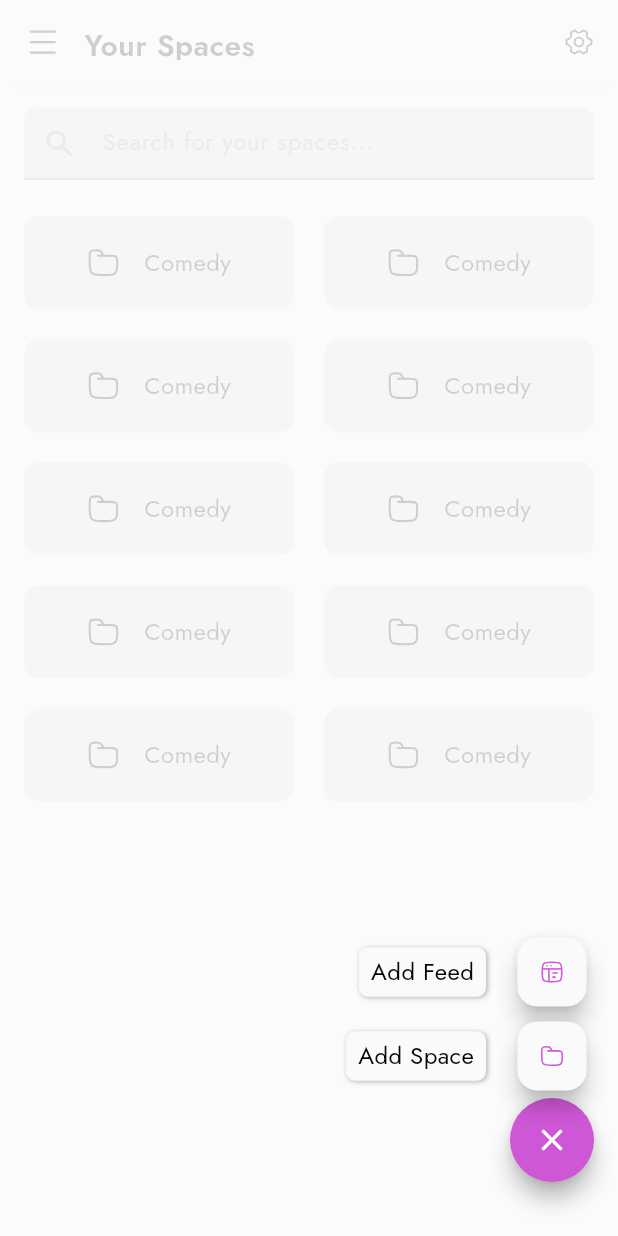
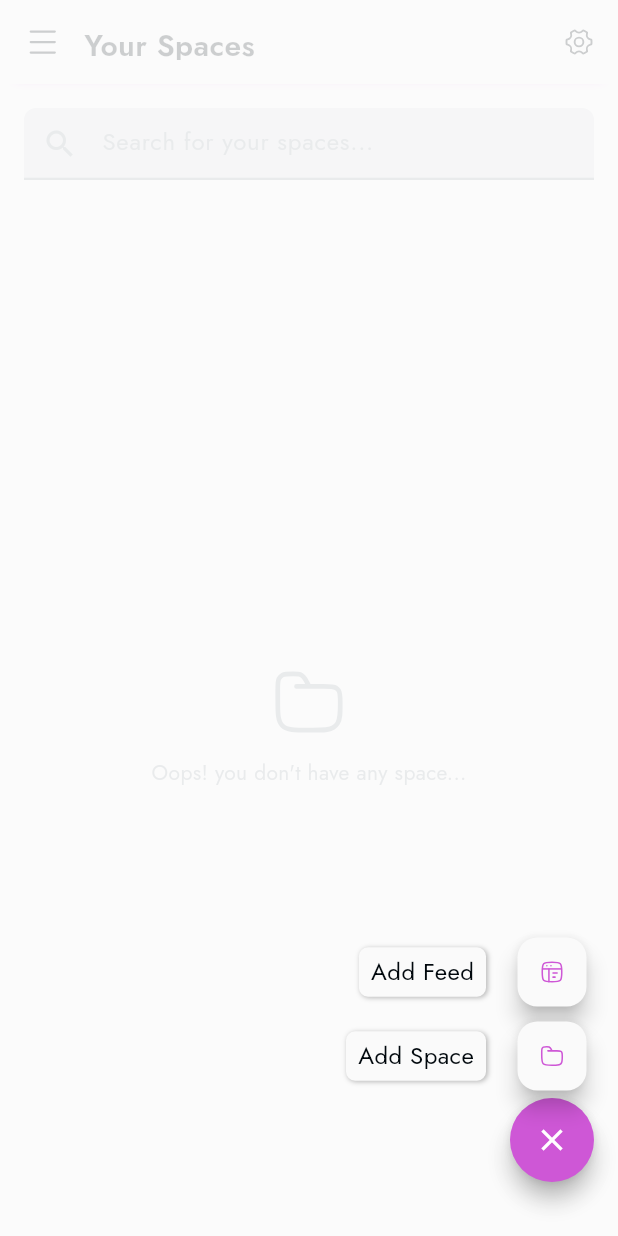
Before and after one commit to Saurav-Rana-June/intellio, a Flutter app: the SpacesView screen opened by its route, after a tap on the "add" icon, on a phone screen of 412 x 824 dp. Run offline on Flutter 3.47's test engine with Material 3 defaults, Android fonts, the phone set to English and light mode, and no system bars; drawn by our look-alikes of flutter_speed_dial; our stand-ins replace circle_nav_bar, cloud_firestore, file_picker, firebase_auth, firebase_core, flutter_advanced_switch and 9 more; missing offline and left inert: all; accounts and stored records are empty.

Commit message:
Added service logic to add spaces feature.. Now its working

```diff
--- /dev/null
+++ b/lib/app/data/models/space_models/space_model.dart
@@ -0,0 +1,65 @@
+class SpaceModel {
+  String? id;
+  String? uid;
+  bool? isPrivate;
+  String? name;
+
+  SpaceModel({
+    this.id,
+    this.uid,
+    this.isPrivate,
+    this.name,
+  });
+
+  // Factory constructor for creating a new instance from a map
+  factory SpaceModel.fromJson(Map<String, dynamic> json) {
+    return SpaceModel(
+      id: json['id'] as String,
+      uid: json['uid'] as String,
+      isPrivate: json['isPrivate'].toString() == 'true',
+      name: json['name'] as String,
+    );
+  }
+
+  // Converts the instance to a map
+  Map<String, dynamic> toJson() {
+    return {
+      'id': id,
+      'uid': uid,
+      'isPrivate': isPrivate,
+      'name': name,
+    };
+  }
+
+  // Creates a copy of the current object with new values
+  SpaceModel copyWith({
+    String? id,
+    String? uid,
+    bool? isPrivate,
+    String? name,
+  }) {
+    return SpaceModel(
+      id: id ?? this.id,
+      uid: uid ?? this.uid,
+      isPrivate: isPrivate ?? this.isPrivate,
+      name: name ?? this.name,
+    );
+  }
+
+  @override
+  String toString() =>
+      'SpaceModel(id: $id, isPrivate: $isPrivate, name: $name)';
+
+  @override
+  bool operator ==(Object other) {
+    if (identical(this, other)) return true;
+
+    return other is SpaceModel &&
+        other.id == id &&
+        other.isPrivate == isPrivate &&
+        other.name == name;
+  }
+
+  @override
+  int get hashCode => id.hashCode ^ isPrivate.hashCode ^ name.hashCode;
+}
--- /dev/null
+++ b/lib/app/data/services/spaces_service.dart
@@ -0,0 +1,49 @@
+import 'package:Intellio/app/data/models/space_models/space_model.dart';
+import 'package:cloud_firestore/cloud_firestore.dart';
+import 'package:firebase_auth/firebase_auth.dart';
+import 'package:logger/logger.dart';
+
+class SpaceService {
+  Logger log = Logger();
+  final FirebaseFirestore _firestore = FirebaseFirestore.instance;
+  final FirebaseAuth auth = FirebaseAuth.instance;
+
+  Future createSpace(SpaceModel spaceModel) async {
+    try {
+      final String? uid = auth.currentUser?.uid;
+
+      if (uid == null) {
+        throw Exception('User not logged in');
+      }
+
+      final spaceRef = await _firestore
+          .collection('spaces')
+          .doc()
+          .set(spaceModel.toJson());
+
+      return true;
+    } on FirebaseException catch (e) {
+      log.e("Firebase error: ${e.message}");
+      throw Exception('Firebase error: ${e.message}');
+    } catch (e) {
+      log.e("Unexpected error: ${e.toString()}");
+      throw Exception('An unexpected error occurred: ${e.toString()}');
+    }
+  }
+
+  Future<List<SpaceModel>> getSpacesByUser(String uid) async {
+    try {
+      final querySnapshot = await _firestore.collection('spaces').get();
+
+      return querySnapshot.docs.map((doc) {
+        return SpaceModel.fromJson(doc.data()).copyWith(id: doc.id);
+      }).toList();
+    } on FirebaseException catch (e) {
+      log.e("Firebase error: ${e.message}");
+      throw Exception('Firebase error: ${e.message}');
+    } catch (e) {
+      log.e("Error fetching user spaces: $e");
+      rethrow;
+    }
+  }
+}
--- a/lib/app/modules/spaces/controllers/spaces_controller.dart
+++ b/lib/app/modules/spaces/controllers/spaces_controller.dart
@@ -1,14 +1,28 @@
 import 'dart:io';
 
+import 'package:Intellio/app/data/enums/snackbar_enum.dart';
+import 'package:Intellio/app/data/methods/app_methods.dart';
+import 'package:Intellio/app/data/models/space_models/space_model.dart';
+import 'package:Intellio/app/data/services/spaces_service.dart';
 import 'package:file_picker/file_picker.dart';
+import 'package:firebase_auth/firebase_auth.dart';
 import 'package:flutter/material.dart';
 import 'package:get/get.dart';
 import 'package:image_picker/image_picker.dart';
 
 class SpacesController extends GetxController {
+  final formKey = GlobalKey<FormState>();
+  final FirebaseAuth auth = FirebaseAuth.instance;
+
+  final TextEditingController spaceTextController = TextEditingController();
   final TextEditingController genreTextController = TextEditingController();
 
+  final ValueNotifier<bool> spaceTypeToggleController = ValueNotifier<bool>(
+    false,
+  );
+
   RxBool isPrivate = false.obs;
+  RxBool loading = false.obs;
 
   RxList<String> genreList =
       [
@@ -28,11 +42,25 @@ class SpacesController extends GetxController {
       ['Link', 'Video', 'Image', 'Audio', 'PDF', 'Zip Archive'].obs;
 
   RxList<File> uploadedFiles = <File>[].obs;
+  RxList<SpaceModel?> spaceModelList = <SpaceModel?>[].obs;
 
   @override
   void onInit() {
     super.onInit();
+    getSpaces();
     genreTextController.addListener(onSearchChanged);
+
+    // Listen to notifier and update RxBool
+    spaceTypeToggleController.addListener(() {
+      isPrivate.value = spaceTypeToggleController.value;
+    });
+
+    // Optional: Keep RxBool in sync too
+    ever(isPrivate, (value) {
+      if (spaceTypeToggleController.value != value) {
+        spaceTypeToggleController.value = value;
+      }
+    });
   }
 
   @override
@@ -51,6 +79,64 @@ class SpacesController extends GetxController {
           genreList
               .where((genre) => genre.toLowerCase().contains(query))
               .toList();
+    }
+  }
+
+  getSpaces() async {
+    loading.value = true;
+    final String? uid = auth.currentUser?.uid;
+    if (uid != null) {
+      SpaceService()
+          .getSpacesByUser(uid)
+          .then((value) {
+            loading.value = false;
+            if (value != null) {
+              spaceModelList.value = value;
+            }
+          })
+          .catchError((error, stackTrace) {
+            loading.value = false;
+            AppMethod.snackbar(
+              "Failed to get spaces",
+              "${error}",
+              SnackBarType.ERROR,
+            );
+          });
+    } else {
+      loading.value = false;
+    }
+  }
+
+  void onAddSpace() async {
+    if (!formKey.currentState!.validate()) return;
+
+    try {
+      final id = AppMethod().generateUniqueIdFromText(spaceTextController.text);
+      final String? uid = auth.currentUser?.uid;
+      final spaceReq = SpaceService().createSpace(
+        SpaceModel(
+          id: id,
+          uid: uid,
+          isPrivate: isPrivate.value,
+          name: spaceTextController.text,
+        ),
+      );
+
+      if (spaceReq != null) {
+        Get.back();
+        spaceTextController.clear();
+        isPrivate.value = false;
+        getSpaces();
+        AppMethod.snackbar(
+          "Creation Successfull",
+          "Space created successfully...",
+          SnackBarType.SUCCESS,
+        );
+      }
+    } catch (e) {
+      Get.back();
+      spaceTextController.clear();
+      AppMethod.snackbar("Creation Failed", "${e}", SnackBarType.ERROR);
     }
   }
 
--- a/lib/app/modules/spaces/views/spaces_view.dart
+++ b/lib/app/modules/spaces/views/spaces_view.dart
@@ -1,4 +1,5 @@
 import 'package:Intellio/app/modules/spaces/views/add_feed_view.dart';
+import 'package:Intellio/app/widgets/loader.dart';
 import 'package:Intellio/app/widgets/modals/popup.modal.dart';
 import 'package:Intellio/infrastructure/theme/theme.dart';
 import 'package:flutter/material.dart';
@@ -41,11 +42,31 @@ class SpacesView extends GetView<SpacesController> {
             ),
             const SizedBox(height: 24),
 
-            buildSpacesGrid(),
+            Obx(
+              () =>
+                  controller.loading.value
+                      ? Expanded(
+                        child: Column(
+                          mainAxisAlignment: MainAxisAlignment.center,
+                          children: [
+                            Loader(colors: [primary, primary, primary]),
+                          ],
+                        ),
+                      )
+                      : buildSpacesGrid(context),
+            ),
           ],
         ),
       ),
-      floatingActionButton: Padding(
+      floatingActionButton: buildFloatingActionButton(context, controller),
+    );
+  }
+
+  Padding buildFloatingActionButton(
+    BuildContext context,
+    SpacesController controller,
+  ) {
+    return Padding(
       padding: EdgeInsets.only(bottom: 20),
       child: SpeedDial(
         icon: Icons.add,
@@ -66,7 +87,10 @@ class SpacesView extends GetView<SpacesController> {
             labelStyle: r16,
             label: 'Add Space',
             onTap: () {
-                buildAddSpaceDialog(context, controller.isPrivate);
+              buildAddSpaceDialog(
+                context,
+                controller.spaceTypeToggleController,
+              );
             },
           ),
           SpeedDialChild(
@@ -87,7 +111,6 @@ class SpacesView extends GetView<SpacesController> {
           ),
         ],
       ),
-      ),
     );
   }
 
@@ -100,9 +123,10 @@ class SpacesView extends GetView<SpacesController> {
       builder:
           (context) => CustomPopupModal(
             title: "Add Space",
-            content: Container(
-              height: 140,
+            content: IntrinsicHeight(
+              child: Container(
                 child: Form(
+                  key: controller.formKey,
                   child: Column(
                     crossAxisAlignment: CrossAxisAlignment.start,
                     children: [
@@ -110,12 +134,12 @@ class SpacesView extends GetView<SpacesController> {
                       Text('Space', style: r16.copyWith()),
                       SizedBox(height: 8),
                       CustomFormField(
-                      controller: TextEditingController(),
+                        controller: controller.spaceTextController,
                         hintText: 'Name your space',
                         keyboardType: TextInputType.name,
                         validator: (value) {
                           if (value == null || value.isEmpty) {
-                          return 'Name is required';
+                            return 'Space name is required';
                           }
                           return null;
                         },
@@ -136,12 +160,16 @@ class SpacesView extends GetView<SpacesController> {
                             height: 30.0,
                             enabled: true,
                             disabledOpacity: 0.5,
+                            onChanged: (value) {
+                              controller.isPrivate.value = value;
+                            },
                           ),
                           SizedBox(width: 16),
-                        Text('Public', style: r16.copyWith()),
+                          Text('Private', style: r16.copyWith()),
                         ],
                       ),
                     ],
+                  ),
                 ),
               ),
             ),
@@ -149,11 +177,12 @@ class SpacesView extends GetView<SpacesController> {
               TextButton(
                 onPressed: () {
                   Get.back();
+                  controller.isPrivate.value = false;
                 },
                 child: Text('Cancel', style: r16.copyWith(color: primary)),
               ),
               ElevatedButton(
-                onPressed: () {},
+                onPressed: controller.onAddSpace,
                 style: ButtonStyle(
                   backgroundColor: WidgetStatePropertyAll(primary),
                 ),
@@ -164,26 +193,57 @@ class SpacesView extends GetView<SpacesController> {
     );
   }
 
-  Expanded buildSpacesGrid() {
+  Expanded buildSpacesGrid(BuildContext context) {
     return Expanded(
-      child: GridView.builder(
+      child:
+          controller.spaceModelList != null &&
+                  controller.spaceModelList.isNotEmpty
+              ? GridView.builder(
                 gridDelegate: SliverGridDelegateWithFixedCrossAxisCount(
                   crossAxisCount: 2, // Number of columns
                   crossAxisSpacing: 20.0,
                   mainAxisSpacing: 20.0,
                   childAspectRatio: 2.9,
                 ),
-        itemCount: 10, // Number of items
+                itemCount: controller.spaceModelList.length, // Number of items
                 itemBuilder: (context, index) {
-          return spaceTile();
+                  return spaceTile(
+                    spaceTitle: controller.spaceModelList[index]!.name,
+                    isPrivate: controller.spaceModelList[index]!.isPrivate,
+                  );
                 },
+              )
+              : Column(
+                mainAxisAlignment: MainAxisAlignment.center,
+                children: [
+                  SvgPicture.asset(
+                    'assets/icons/folder.svg',
+                    height: 50,
+                    width: 50,
+                    colorFilter: ColorFilter.mode(
+                      regular50,
+                      BlendMode.srcIn, // Most common for solid coloring
+                    ),
+                  ),
+                  SizedBox(height: 12),
+                  Text(
+                    "Oops! you don't have any space...",
+                    style: r14.copyWith(color: regular50),
+                  ),
+                ],
               ),
     );
   }
 }
 
 class spaceTile extends StatelessWidget {
-  const spaceTile({super.key});
+  final String? spaceTitle;
+  final bool? isPrivate;
+  const spaceTile({
+    super.key,
+    required this.spaceTitle,
+    required this.isPrivate,
+  });
 
   @override
   Widget build(BuildContext context) {
@@ -193,13 +253,15 @@ class spaceTile extends StatelessWidget {
       },
       borderRadius: BorderRadius.circular(10),
       child: Container(
-        // padding: EdgeInsets.symmetric(horizontal: 16, vertical: 16),
+        padding: EdgeInsets.symmetric(horizontal: 16),
         decoration: BoxDecoration(
           color: regular50.withValues(alpha: 0.3),
           borderRadius: BorderRadius.circular(10),
         ),
         child: Row(
-          mainAxisAlignment: MainAxisAlignment.center,
+          mainAxisAlignment: MainAxisAlignment.spaceBetween,
+          children: [
+            Row(
               children: [
                 SvgPicture.asset(
                   'assets/icons/folder.svg',
@@ -211,7 +273,28 @@ class spaceTile extends StatelessWidget {
                   ),
                 ),
                 SizedBox(width: 16),
-            Text("Comedy", style: r16.copyWith()),
+                Container(
+                  width: 80,
+                  child: Text(
+                    spaceTitle ?? "--",
+                    style: r16.copyWith(),
+                    maxLines: 1,
+                    overflow: TextOverflow.ellipsis,
+                  ),
+                ),
+              ],
+            ),
+            isPrivate ?? false
+                ? SvgPicture.asset(
+                  'assets/icons/lock.svg',
+                  height: 18,
+                  width: 18,
+                  colorFilter: ColorFilter.mode(
+                    primary,
+                    BlendMode.srcIn, // Most common for solid coloring
+                  ),
+                )
+                : SizedBox(),
           ],
         ),
       ),
```
Also changed, not shown: lib/app/data/methods/app_methods.dart (+17 -0 lines). Lines whose indentation alone changed are shown as unchanged.
